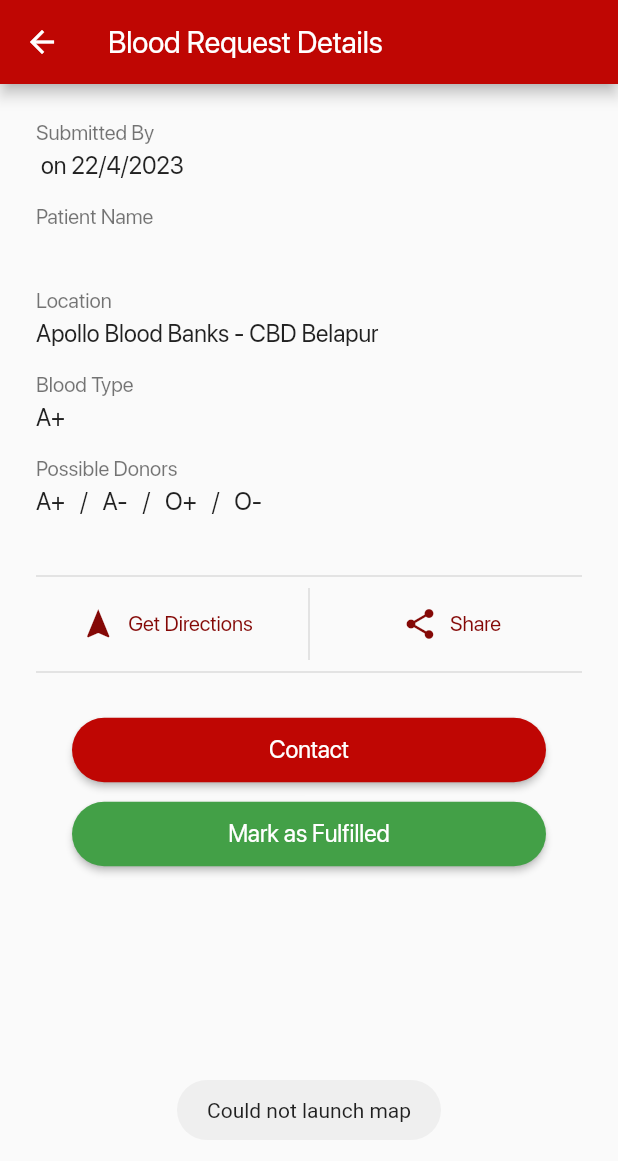
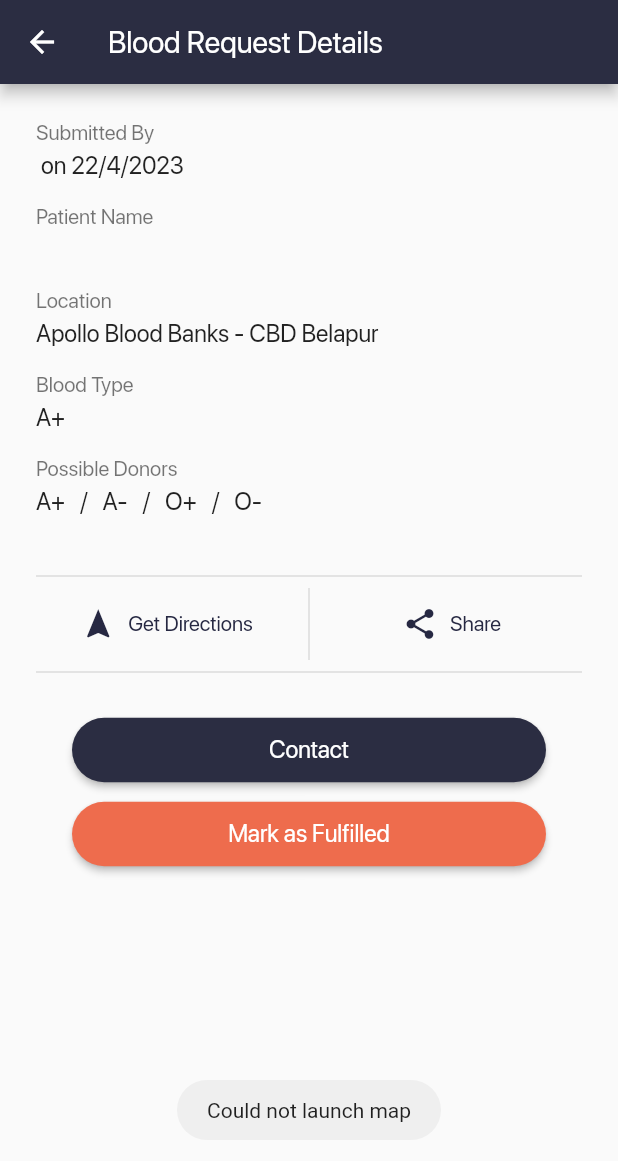
Before and after one commit to sahilambure94/Blood-Shastra, a Flutter app: the SingleRequestScreen screen opened directly with empty values, after a tap on "Get Directions", on a phone screen of 412 x 824 dp. Shown: the top 1161 px of the screen. Run offline on Flutter 3.47's test engine with Material 2 defaults, Android fonts, the phone set to English and light mode, and no system bars; our stand-ins replace awesome_dialog, cached_network_image, cloud_firestore, dots_indicator, firebase_auth, firebase_core and 7 more; missing offline and left inert: flutter_phone_direct_caller, fontisto_flutter; accounts and stored records are empty.

Commit message:
final done

```diff
--- a/lib/common/colors.dart
+++ b/lib/common/colors.dart
@@ -1,20 +1,36 @@
 import 'package:flutter/material.dart';
 
 class MainColors {
-  static const primary = Color(0xffbf0603);
-  static const primaryDark = Color.fromARGB(255, 132, 8, 6);
-  static const accent = Color.fromARGB(255, 248, 142, 140);
-  static const bg = Color.fromARGB(255, 227, 190, 189);
-  static const swatch = MaterialColor(0xffbf0603, {
-    50: Color.fromRGBO(191, 6, 3, .1),
-    100: Color.fromRGBO(191, 6, 3, .2),
-    200: Color.fromRGBO(191, 6, 3, .3),
-    300: Color.fromRGBO(191, 6, 3, .4),
-    400: Color.fromRGBO(191, 6, 3, .5),
-    500: Color.fromRGBO(191, 6, 3, .6),
-    600: Color.fromRGBO(191, 6, 3, .7),
-    700: Color.fromRGBO(191, 6, 3, .8),
-    800: Color.fromRGBO(191, 6, 3, .9),
-    900: Color.fromRGBO(191, 6, 3, 1),
+  // static const primary = Color(0xffbf0603);
+  // static const primaryDark = Color.fromARGB(255, 132, 8, 6);
+  // static const accent = Color.fromARGB(255, 248, 142, 140);
+  // static const bg = Color.fromARGB(255, 227, 190, 189);
+  // static const swatch = MaterialColor(0xffbf0603, {
+  //   50: Color.fromRGBO(191, 6, 3, .1),
+  //   100: Color.fromRGBO(191, 6, 3, .2),
+  //   200: Color.fromRGBO(191, 6, 3, .3),
+  //   300: Color.fromRGBO(191, 6, 3, .4),
+  //   400: Color.fromRGBO(191, 6, 3, .5),
+  //   500: Color.fromRGBO(191, 6, 3, .6),
+  //   600: Color.fromRGBO(191, 6, 3, .7),
+  //   700: Color.fromRGBO(191, 6, 3, .8),
+  //   800: Color.fromRGBO(191, 6, 3, .9),
+  //   900: Color.fromRGBO(191, 6, 3, 1),
+  // });
+  static const primary = Color(0xff2b2d42);
+  static const primaryDark = Color.fromRGBO(38, 40, 66, 1);
+  static const accent = Color.fromRGBO(127, 133, 197, 1);
+  static const bg = Color.fromRGBO(172, 177, 240, 1);
+  static const swatch = MaterialColor(0xff2b2d42, {
+    50: Color.fromRGBO(43, 45, 66, .1),
+    100: Color.fromRGBO(43, 45, 66, .2),
+    200: Color.fromRGBO(43, 45, 66, .3),
+    300: Color.fromRGBO(43, 45, 66, .4),
+    400: Color.fromRGBO(43, 45, 66, .5),
+    500: Color.fromRGBO(43, 45, 66, .6),
+    600: Color.fromRGBO(43, 45, 66, .7),
+    700: Color.fromRGBO(43, 45, 66, .8),
+    800: Color.fromRGBO(43, 45, 66, .9),
+    900: Color.fromRGBO(43, 45, 66, 1),
   });
 }
--- a/lib/screens/add_blood_request_screen.dart
+++ b/lib/screens/add_blood_request_screen.dart
@@ -125,7 +125,7 @@ class _AddBloodRequestScreenState extends State<AddBloodRequestScreen> {
         decoration: const InputDecoration(
           border: OutlineInputBorder(),
           labelText: 'Contact number',
-          prefixText: '+961 ',
+          prefixText: '+91 ',
         ),
       );
 
--- a/lib/screens/single_request_screen.dart
+++ b/lib/screens/single_request_screen.dart
@@ -1,7 +1,7 @@
 import 'package:cloud_firestore/cloud_firestore.dart';
 import 'package:firebase_auth/firebase_auth.dart';
-import 'package:flutter/cupertino.dart';
 import 'package:flutter/material.dart';
+import 'package:flutter_phone_direct_caller/flutter_phone_direct_caller.dart';
 import 'package:fluttertoast/fluttertoast.dart';
 import 'package:share/share.dart';
 import 'package:url_launcher/url_launcher.dart';
@@ -17,6 +17,21 @@ class SingleRequestScreen extends StatelessWidget {
 
   @override
   Widget build(BuildContext context) {
+    _callNumber() async {
+      final number = 'tel:+91${request.contactNumber}'; //set the number here
+      bool res = await FlutterPhoneDirectCaller.callNumber(number);
+    }
+
+    final url = Uri.parse(
+        'https://www.google.com/maps/search/?api=1&query=${request.medicalCenter.latitude},${request.medicalCenter.longitude}');
+
+    Future<void> _launchUrl() async {
+      if (!await launchUrl(url)) {
+        Fluttertoast.showToast(msg: 'Could not launch map');
+        ;
+      }
+    }
+
     final textTheme = Theme.of(context).textTheme;
     final titleStyle = textTheme.caption.copyWith(fontSize: 14);
     final bodyStyle = textTheme.bodyText1.copyWith(fontSize: 16);
@@ -85,14 +100,12 @@ class SingleRequestScreen extends StatelessWidget {
                           ),
                         ),
                         onPressed: () async {
-                          final url = 'https://www.google.com/maps/search/'
-                              '?api=1&query=${request.medicalCenter.latitude},'
-                              '${request.medicalCenter.longitude}';
-                          if (await canLaunch(url)) {
-                            launch(url);
-                          } else {
-                            Fluttertoast.showToast(msg: 'Could not launch map');
-                          }
+                          // if (await canLaunch(url)) {
+                          //   launch(url);
+                          // } else {
+
+                          // }
+                          _launchUrl();
                         },
                         icon: const Icon(Icons.navigation),
                         label: const Text('Get Directions'),
@@ -112,7 +125,7 @@ class SingleRequestScreen extends StatelessWidget {
                             'blood by ${Tools.formatDate(request.requestDate)}.\n'
                             'You can donate by visiting ${request.medicalCenter.name} located in '
                             '${request.medicalCenter.location}.\n\n'
-                            'Contact +961${request.contactNumber} for more info.',
+                            'Contact +91${request.contactNumber} for more info.',
                           );
                         },
                         icon: const Icon(Icons.share),
@@ -141,14 +154,12 @@ class SingleRequestScreen extends StatelessWidget {
                       borderRadius: BorderRadius.circular(24),
                     )),
                   ),
-                  onPressed: () async {
-                    final contact = 'tel:+961${request.contactNumber}';
-                    if (await canLaunch(contact)) {
-                      launch(contact);
-                    } else {
-                      Fluttertoast.showToast(msg: 'Something wrong happened');
-                    }
-                  },
+                  onPressed: _callNumber ??
+                      () {
+                        Fluttertoast.showToast(msg: 'Something wrong happened');
+                      },
+
+                  // Fluttertoast.showToast(msg: 'Something wrong happened');
                   child: Center(
                     child: Text(
                       'Contact',
@@ -193,7 +204,9 @@ class _MarkFulfilledBtnState extends State<_MarkFulfilledBtn> {
             child: ElevatedButton(
               style: ButtonStyle(
                 backgroundColor: MaterialStateProperty.all(
-                  Colors.green[600],
+                  // Colors.green[600],
+                  Color(0xffee6c4d),
+                  // Color.fromARGB(255, 22, 29, 105),
                 ),
                 padding: MaterialStateProperty.all(
                   const EdgeInsets.all(12),
--- a/lib/utils/validators.dart
+++ b/lib/utils/validators.dart
@@ -19,7 +19,7 @@ class Validators {
   }
 
   static String phone(String val) {
-    final regExp = RegExp(r'(^[0-9]{7,8}$)');
+    final regExp = RegExp(r'(^[6-9]\d{9}$)');
     if (!regExp.hasMatch(val)) {
       return '* Please enter a valid phone number';
     }
@@ -46,8 +46,7 @@ class Validators {
   /// Allows only alphabetical non numeric characters,
   /// and only the dash and apostrophe in special chars
   static String name(String val) {
-    final regExp =
-        RegExp(r"^[a-zA-Z]+(([' -][a-zA-Z ])?[a-zA-Z]*)*$");
+    final regExp = RegExp(r"^[a-zA-Z]+(([' -][a-zA-Z ])?[a-zA-Z]*)*$");
     if (!regExp.hasMatch(val)) {
       return '* Please enter a valid name';
     }
```
Also changed, not shown: lib/widgets/blood_request_tile.dart (+9 -3 lines).
